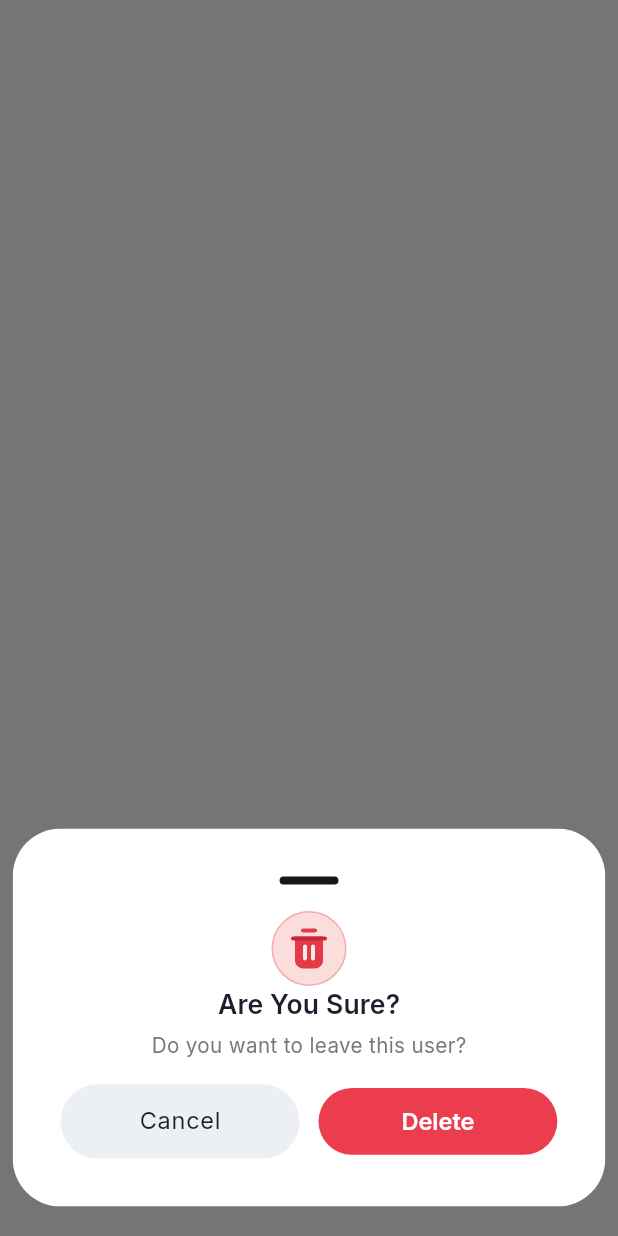
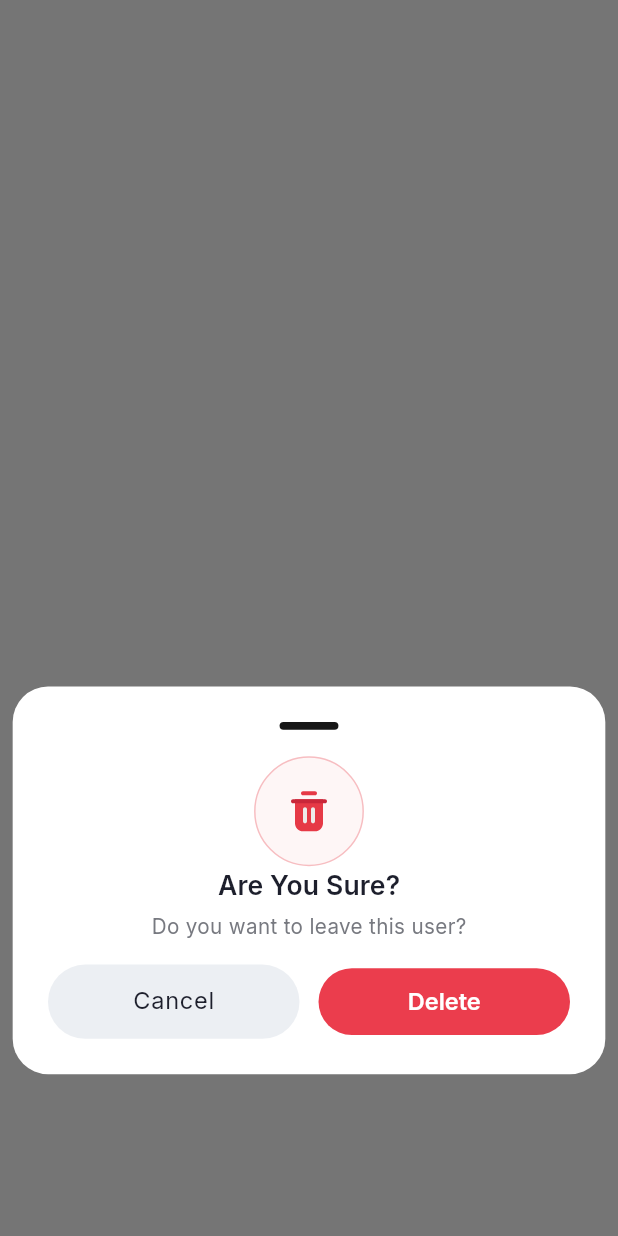
Before and after one commit to backbencherstudio/artneidich_admin_app, a Flutter app: what showDeleteSheet() shows on an empty page, opened directly with empty values, on a phone screen of 412 x 824 dp. Run offline on Flutter 3.47's test engine with Material 3 defaults, Android fonts, the phone set to English and light mode, and no system bars; our stand-ins replace flutter_riverpod, flutter_screenutil, flutter_svg, go_router, google_fonts; missing offline and left inert: dynamic_path_url_strategy.

Commit message:
fixed delete bottom sheet

```diff
--- a/lib/src/feature/common_widgets/commonWidget.dart
+++ b/lib/src/feature/common_widgets/commonWidget.dart
@@ -8,5 +8,7 @@ class CommonWidget {
       CustomAppbar(title: title,);
 
 
-// static Widget deleteSheet({BuildContext?context ,void Function()? ontap})=> showDeleteSheet(context, ontap);
+ static Future<void> deleteSheet({required BuildContext context , required Function onTap}) async {
+   await showDeleteSheet(context : context, onTap: onTap);
+ }
 }
--- a/lib/src/feature/common_widgets/delete_bottomsheet/delete_bottomSheet.dart
+++ b/lib/src/feature/common_widgets/delete_bottomsheet/delete_bottomSheet.dart
@@ -5,34 +5,35 @@ import 'package:flutter_svg/flutter_svg.dart';
 
 import '../../../core/theme/theme_extension/color_pallete.dart';
 
-void showDeleteSheet(BuildContext context, void Function()? ontap) {
+Future<void> showDeleteSheet({
+  required BuildContext context,
+  required Function onTap,
+}) async {
   final textTheme = Theme.of(context).textTheme;
 
-  showModalBottomSheet(
+  await showModalBottomSheet(
     context: context,
     isScrollControlled: true,
     backgroundColor: Colors.transparent,
+    useSafeArea: true,
     builder: (context) {
       return Padding(
-        padding: EdgeInsets.only(left: 8.w, right: 8.w, bottom: 20.h),
-        child: SingleChildScrollView(
-          reverse: true,
         padding: EdgeInsets.only(
           bottom: MediaQuery.of(context).viewInsets.bottom,
         ),
         child: IntrinsicHeight(
-            child: ClipPath(
           child: Container(
-                padding: const EdgeInsets.all(24),
-                decoration: const BoxDecoration(
+            padding: EdgeInsets.all(24.r),
+            margin: EdgeInsets.only(
+              left: 8.w,
+              right: 8.w,
+              top: 20.h,
+              bottom: 110.h,
+            ),
+            decoration: BoxDecoration(
               color: Color(0xffffffff),
-                  borderRadius: BorderRadius.vertical(
-                    top: Radius.circular(32),
-                    bottom: Radius.circular(32),
+              borderRadius: BorderRadius.circular(24.r),
             ),
-                ),
-                child: Padding(
-                  padding: const EdgeInsets.all(8.0),
             child: Column(
               children: [
                 Center(
@@ -50,13 +51,13 @@ void showDeleteSheet(BuildContext context, void Function()? ontap) {
                 Container(
                   decoration: BoxDecoration(
                     shape: BoxShape.circle,
-                          color: Color(0xffED544E).withOpacity(0.2),
+                    color: Color(0xffED544E).withValues(alpha: 0.05),
                     border: Border.all(
-                            color: Color(0xffE63946).withOpacity(0.3),
+                      color: Color(0xffE63946).withValues(alpha: 0.3),
                     ),
                   ),
                   child: Padding(
-                          padding: const EdgeInsets.all(8.0),
+                    padding: EdgeInsets.all(20.r),
                     child: SvgPicture.asset(AppIcons.deleteicon),
                   ),
                 ),
@@ -117,7 +118,9 @@ void showDeleteSheet(BuildContext context, void Function()? ontap) {
                               vertical: 13.h,
                             ),
                           ),
-                                onPressed: ontap,
+                          onPressed: () {
+                            onTap();
+                          },
                           child: Text("Delete"),
                         ),
                       ),
@@ -128,9 +131,6 @@ void showDeleteSheet(BuildContext context, void Function()? ontap) {
             ),
           ),
         ),
-            ),
-          ),
-        ),
       );
     },
   );
--- a/lib/src/feature/screens/user_Managment/presentation/user_mgmt_screen.dart
+++ b/lib/src/feature/screens/user_Managment/presentation/user_mgmt_screen.dart
@@ -82,10 +82,7 @@ class UserMgmtScreen extends StatelessWidget {
               mainAxisSize: MainAxisSize.min,
               children: [Icon(Icons.add), Text("Add")],
             ),
-            onPressed: () {
-              showDeleteSheet(context, (){
-
-              });
+            onPressed: () async {
               showCreateNewUserSheet(context);
             },
           ),
```
Also changed, not shown: lib/src/feature/screens/label_management_screens/presentation/label_management_screen.dart (+10 -5 lines), lib/src/feature/screens/label_management_screens/presentation/widgets/label_card.dart (+14 -3 lines), lib/src/feature/screens/label_management_screens/presentation/widgets/menu_card.dart (+6 -9 lines). Lines whose indentation alone changed are shown as unchanged.
